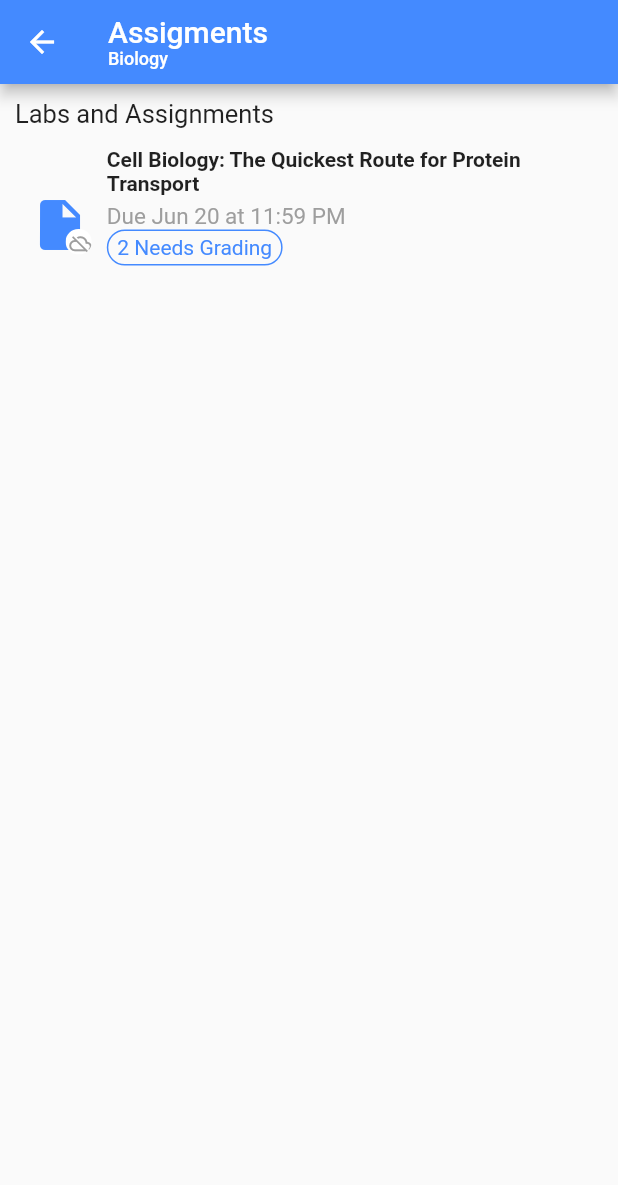
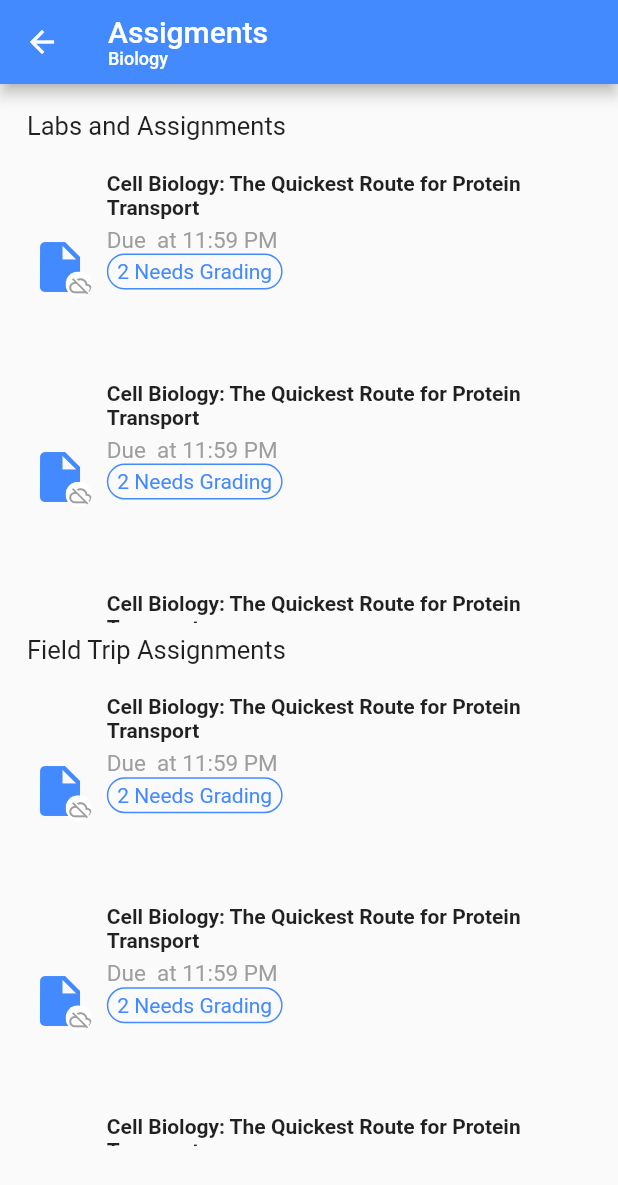
Before and after one commit to UmairJibran/canvasteacher, a Flutter app: the screen it shows after launch, after a tap on "Biology", on a phone screen of 412 x 824 dp. Shown: the top 1185 px of the screen. Run offline on Flutter 3.47's test engine with Material 2 defaults, Android fonts, the phone set to English and light mode, and no system bars; drawn by our look-alikes of auto_size_text.

Commit message:
completed second screen in the main app

```diff
--- a/lib/data/courses.dart
+++ b/lib/data/courses.dart
@@ -17,13 +17,13 @@ final List subjects = [
     "id": "0003",
     "subjectName": "Mathematics",
     "subjectCode": "MATH 101",
-    "color": Colors.yellow,
+    "color": Colors.orange,
   },
   {
     "id": "0004",
     "subjectName": "Music Theory",
     "subjectCode": "MUS 101",
-    "color": Colors.lightGreenAccent,
+    "color": Colors.indigo,
   },
   {
     "id": "0005",
--- a/lib/screens/course_detail_screen.dart
+++ b/lib/screens/course_detail_screen.dart
@@ -33,15 +33,45 @@ class CourseDetailScreen extends StatelessWidget {
         child: Column(
           crossAxisAlignment: CrossAxisAlignment.start,
           children: [
-            Text(
-              "Labs and Assignments",
-              style: TextStyle(
-                color: Colors.black87,
-                fontSize: 17,
+            Padding(
+              padding: const EdgeInsets.all(8.0),
+              child: Text(
+                "Labs and Assignments",
+                style: TextStyle(
+                  color: Colors.black87,
+                  fontSize: 17,
+                ),
               ),
             ),
-            AssignmentTile(
-              color: courseColor,
+            Container(
+              height: MediaQuery.of(context).size.height * 0.38,
+              width: MediaQuery.of(context).size.width,
+              child: ListView.builder(
+                itemCount: 5,
+                itemBuilder: (_, index) {
+                  return AssignmentTile(color: courseColor);
+                },
+              ),
+            ),
+            Padding(
+              padding: const EdgeInsets.all(8.0),
+              child: Text(
+                "Field Trip Assignments",
+                style: TextStyle(
+                  color: Colors.black87,
+                  fontSize: 17,
+                ),
+              ),
+            ),
+            Container(
+              height: MediaQuery.of(context).size.height * 0.38,
+              width: MediaQuery.of(context).size.width,
+              child: ListView.builder(
+                itemCount: 5,
+                itemBuilder: (_, index) {
+                  return AssignmentTile(color: courseColor);
+                },
+              ),
             ),
           ],
         ),
--- a/lib/widgets/assignment_tile.dart
+++ b/lib/widgets/assignment_tile.dart
@@ -2,18 +2,16 @@ import 'package:auto_size_text/auto_size_text.dart';
 import 'package:flutter/material.dart';
 
 class AssignmentTile extends StatelessWidget {
-  AssignmentTile({this.color, this.assignmentCode});
+  AssignmentTile({this.color});
+  final bool haveDue = false;
   final Color color;
-  final assignmentCode;
-  final haveDue = false;
-  final dueDate = "Jun 20";
   @override
   Widget build(BuildContext context) {
     return InkWell(
       splashColor: Colors.black12,
       onTap: () {},
       child: Container(
-        height: MediaQuery.of(context).size.height * 0.14,
+        height: MediaQuery.of(context).size.height * 0.17,
         padding: EdgeInsets.only(top: 12),
         child: Row(
           children: [
@@ -66,7 +64,7 @@ class AssignmentTile extends StatelessWidget {
                     height: 5,
                   ),
                   Text(
-                    "Due $dueDate at 11:59 PM",
+                    "Due  at 11:59 PM",
                     style: TextStyle(
                       color: Colors.grey,
                       fontSize: 15,
```
